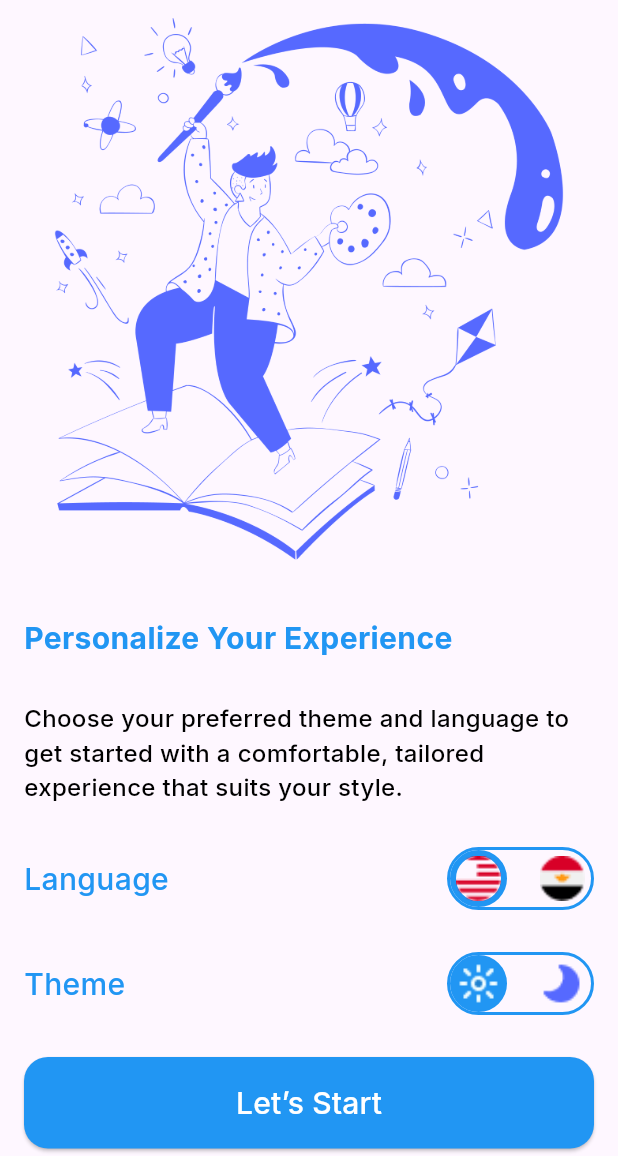
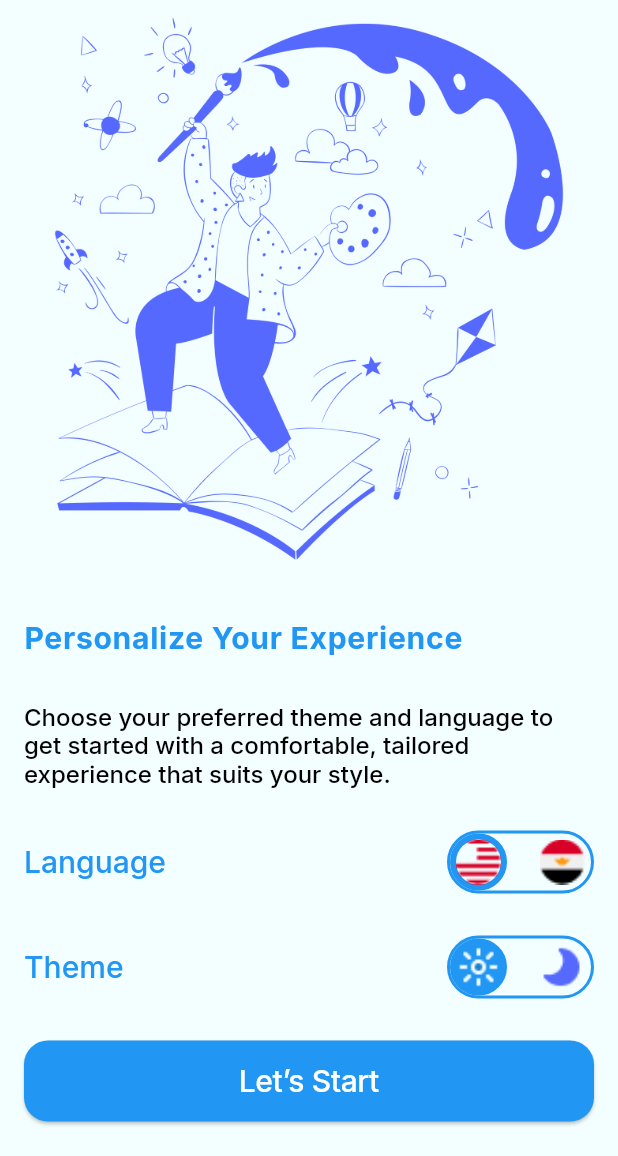
Before and after one commit to mohamedhamouda7897/todo_c17_online, a Flutter app: the screen it shows after launch, on a phone screen of 412 x 824 dp, the part 80-1236 px from its top. Run offline on Flutter 3.47's test engine with Material 3 defaults, Android fonts, the phone set to English and light mode, and no system bars; our stand-ins replace easy_localization, google_fonts.

Commit message:
WIP : Theming

```diff
--- /dev/null
+++ b/lib/core/my_theme_data.dart
@@ -0,0 +1,85 @@
+import 'package:flutter/material.dart';
+import 'package:google_fonts/google_fonts.dart';
+
+class MyThemeData {
+  static ThemeData lightTheme = ThemeData(
+    colorScheme: ColorScheme(
+      brightness: Brightness.light,
+      primary: Colors.blue,
+      onPrimary: Color(0xFF7B7B7B),
+      secondary: Colors.black,
+      onSecondary: Colors.white,
+      error: Colors.red,
+      onError: Colors.white,
+      surface: Color(0xFFF2FEFF),
+      onSurface: Colors.white,
+    ),
+    textTheme: TextTheme(
+      bodyLarge: GoogleFonts.inter(
+        fontSize: 20,
+        fontWeight: FontWeight.bold,
+        color: Colors.blue,
+      ),
+      displayLarge: GoogleFonts.inter(
+        fontSize: 20,
+        fontWeight: FontWeight.w500,
+        color: Colors.white,
+      ),
+      displaySmall: GoogleFonts.inter(
+        fontSize: 20,
+        fontWeight: FontWeight.w500,
+        color: Colors.blue,
+      ),
+      displayMedium: GoogleFonts.inter(
+        fontSize: 16,
+        fontWeight: FontWeight.w500,
+        color: Colors.black,
+      ),
+    ),
+    bottomNavigationBarTheme: BottomNavigationBarThemeData(
+      showSelectedLabels: true,
+      showUnselectedLabels: false,
+    ),
+    appBarTheme: AppBarTheme(centerTitle: true),
+  );
+  static ThemeData darkTheme = ThemeData(
+    colorScheme: ColorScheme(
+      brightness: Brightness.light,
+      primary: Colors.blue,
+      onPrimary: Color(0xFF7B7B7B),
+      secondary: Colors.black,
+      onSecondary: Colors.white,
+      error: Colors.red,
+      onError: Colors.white,
+      surface: Color(0xFF101127),
+      onSurface: Colors.white,
+    ),
+    textTheme: TextTheme(
+      bodyLarge: GoogleFonts.inter(
+        fontSize: 20,
+        fontWeight: FontWeight.bold,
+        color: Colors.blue,
+      ),
+      displayLarge: GoogleFonts.inter(
+        fontSize: 20,
+        fontWeight: FontWeight.w500,
+        color: Colors.white,
+      ),
+      displaySmall: GoogleFonts.inter(
+        fontSize: 20,
+        fontWeight: FontWeight.w500,
+        color: Colors.blue,
+      ),
+      displayMedium: GoogleFonts.inter(
+        fontSize: 16,
+        fontWeight: FontWeight.w500,
+        color: Colors.black,
+      ),
+    ),
+    bottomNavigationBarTheme: BottomNavigationBarThemeData(
+      showSelectedLabels: true,
+      showUnselectedLabels: false,
+    ),
+    appBarTheme: AppBarTheme(centerTitle: true),
+  );
+}
--- a/lib/main.dart
+++ b/lib/main.dart
@@ -1,5 +1,6 @@
 import 'package:easy_localization/easy_localization.dart';
 import 'package:flutter/material.dart';
+import 'package:todo_c17_online/core/my_theme_data.dart';
 import 'package:todo_c17_online/screens/auth/login_screen.dart';
 import 'package:todo_c17_online/screens/intro_Screen/intro_screen.dart';
 
@@ -26,6 +27,9 @@ class MyApp extends StatelessWidget {
       supportedLocales: context.supportedLocales,
       locale: context.locale,
       debugShowCheckedModeBanner: false,
+      theme: MyThemeData.lightTheme,
+      darkTheme: MyThemeData.darkTheme,
+      themeMode: ThemeMode.light,
       initialRoute: IntroScreen.routeName,
       routes: {
         IntroScreen.routeName: (c) => IntroScreen(),
--- a/lib/screens/intro_Screen/intro_screen.dart
+++ b/lib/screens/intro_Screen/intro_screen.dart
@@ -10,10 +10,7 @@ class IntroScreen extends StatelessWidget {
   @override
   Widget build(BuildContext context) {
     return Scaffold(
-      appBar: AppBar(
-        centerTitle: true,
-        title: Image.asset("assets/images/evently_logo.png"),
-      ),
+      appBar: AppBar(title: Image.asset("assets/images/evently_logo.png")),
       body: Padding(
         padding: const EdgeInsets.symmetric(horizontal: 16),
         child: Column(
@@ -27,19 +24,11 @@ class IntroScreen extends StatelessWidget {
             ),
             Text(
               "onboardingTitle".tr(),
-              style: GoogleFonts.inter(
-                fontSize: 20,
-                fontWeight: FontWeight.bold,
-                color: Colors.blue,
-              ),
+              style: Theme.of(context).textTheme.bodyLarge,
             ),
             Text(
               "onboardingSubTitle".tr(),
-              style: GoogleFonts.inter(
-                fontSize: 16,
-                fontWeight: FontWeight.w500,
-                color: Colors.black,
-              ),
+              style: Theme.of(context).textTheme.displayMedium,
             ),
 
             Row(
@@ -47,11 +36,7 @@ class IntroScreen extends StatelessWidget {
               children: [
                 Text(
                   "language".tr(),
-                  style: GoogleFonts.inter(
-                    fontSize: 20,
-                    fontWeight: FontWeight.w500,
-                    color: Colors.blue,
-                  ),
+                  style: Theme.of(context).textTheme.displaySmall,
                 ),
 
                 Container(
@@ -124,11 +109,7 @@ class IntroScreen extends StatelessWidget {
               children: [
                 Text(
                   "theme".tr(),
-                  style: GoogleFonts.inter(
-                    fontSize: 20,
-                    fontWeight: FontWeight.w500,
-                    color: Colors.blue,
-                  ),
+                  style: Theme.of(context).textTheme.displaySmall,
                 ),
 
                 Container(
@@ -171,7 +152,7 @@ class IntroScreen extends StatelessWidget {
               width: double.infinity,
               child: ElevatedButton(
                 style: ElevatedButton.styleFrom(
-                  backgroundColor: Colors.blue,
+                  backgroundColor: Theme.of(context).colorScheme.primary,
                   shape: RoundedRectangleBorder(
                     borderRadius: BorderRadius.circular(16),
                   ),
@@ -182,11 +163,7 @@ class IntroScreen extends StatelessWidget {
                   padding: const EdgeInsets.symmetric(vertical: 16.0),
                   child: Text(
                     "letsStart".tr(),
-                    style: GoogleFonts.inter(
-                      fontSize: 20,
-                      fontWeight: FontWeight.w500,
-                      color: Colors.white,
-                    ),
+                    style: Theme.of(context).textTheme.displayLarge,
                   ),
                 ),
               ),
```
